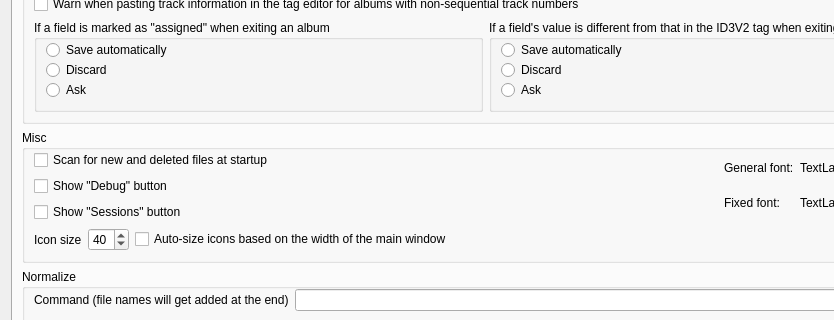
This is src/Config.ui in mciobanu/mp3diags as Qt 5 draws it before an edit; both pictures show x 0 to 834 and y 98 to 418 of the 972 by 585 pixel window. The edited form follows.
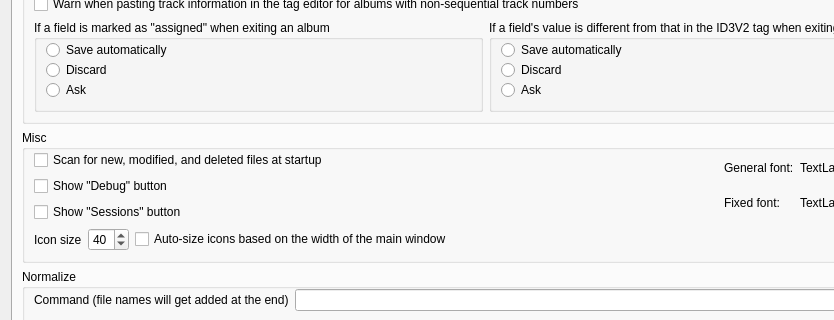
This is the edited form. The open tabs and pages were chosen to show the change. Icons and pictures are not drawn.

Patch:
```diff
--- a/src/Config.ui
+++ b/src/Config.ui
@@ -1757,7 +1757,7 @@
                <item>
                 <widget class="QCheckBox" name="m_pScanAtStartupCkB" >
                  <property name="text" >
-                  <string>Scan for new and deleted files at startup</string>
+                  <string>Scan for new, modified, and deleted files at startup</string>
                  </property>
                 </widget>
                </item>
```
